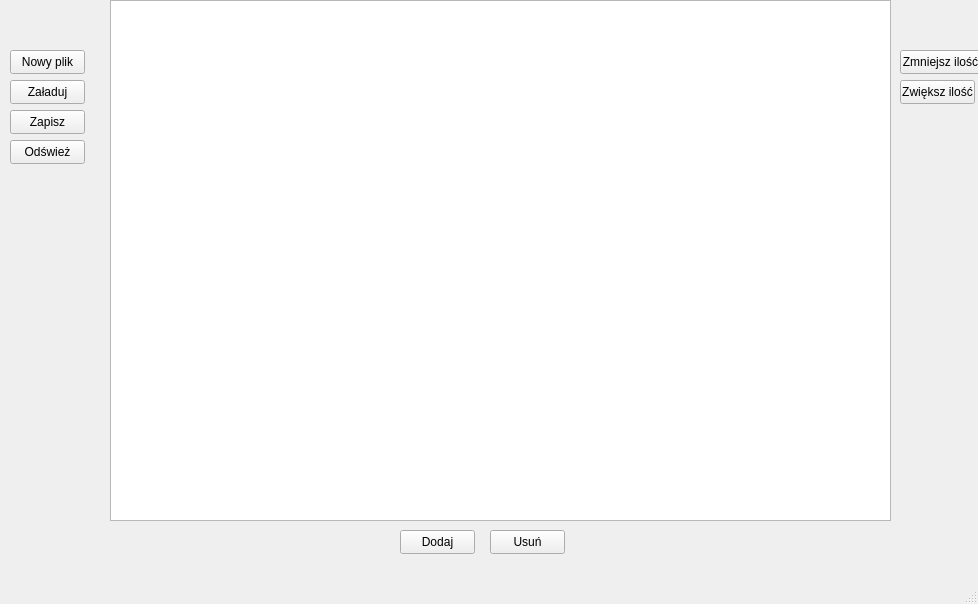
This is mainwindow.ui in SwingyMan/LibraryManagerQT as Qt 5 draws it before an edit. The edited form follows.
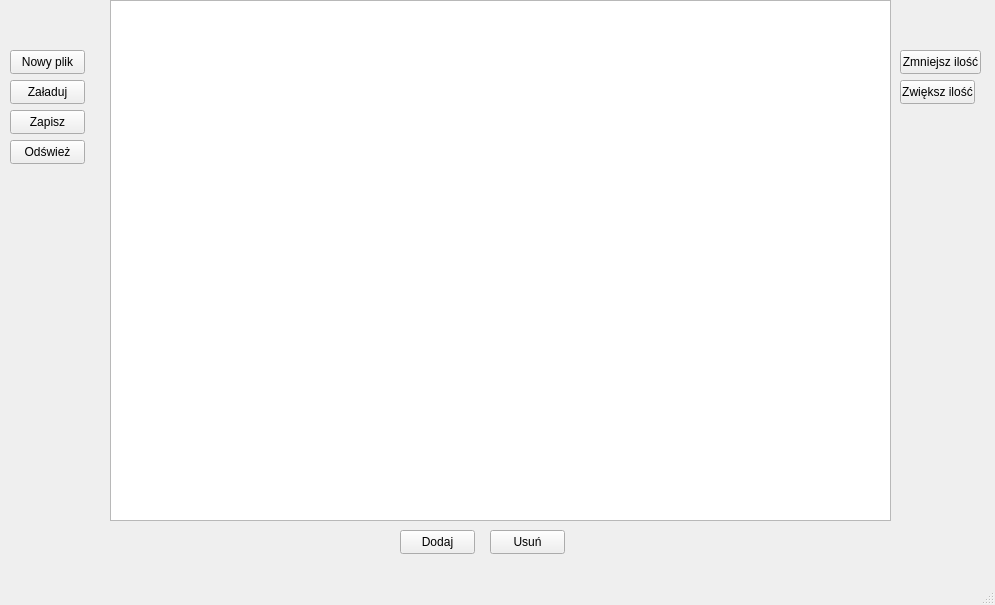
This is the edited form.

```diff
--- a/mainwindow.ui
+++ b/mainwindow.ui
@@ -6,8 +6,8 @@
    <rect>
     <x>0</x>
     <y>0</y>
-    <width>978</width>
-    <height>604</height>
+    <width>995</width>
+    <height>605</height>
    </rect>
   </property>
   <property name="windowTitle">
```
Left out of the diff: 16 changed lines with no effect on the pictures.
